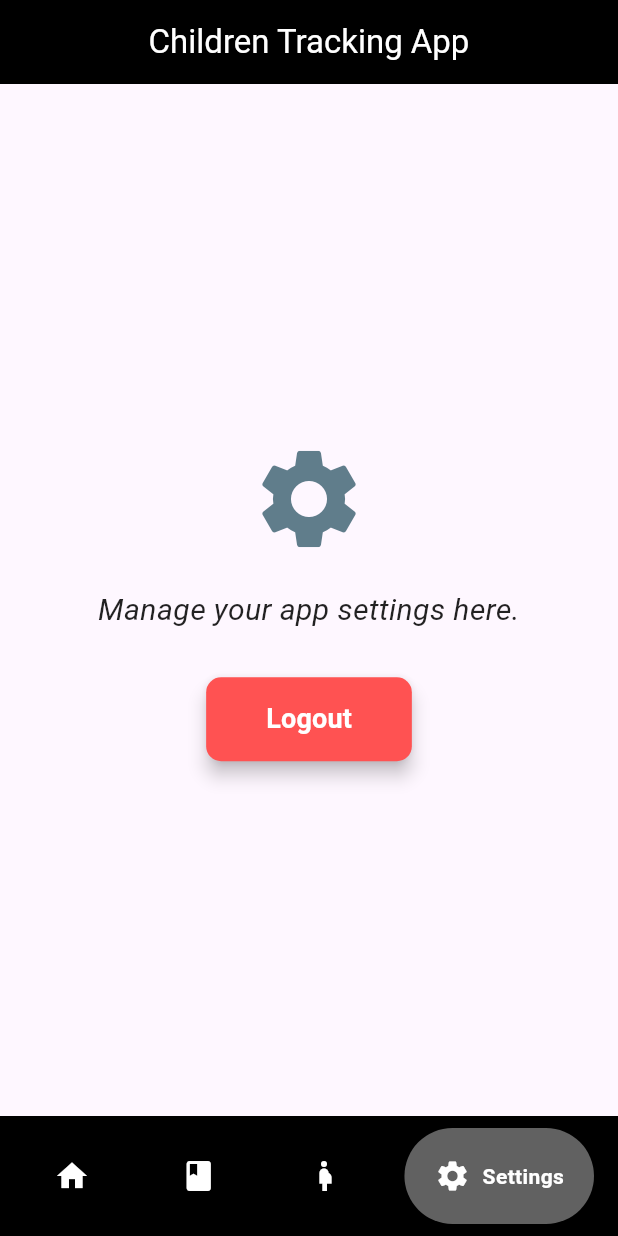
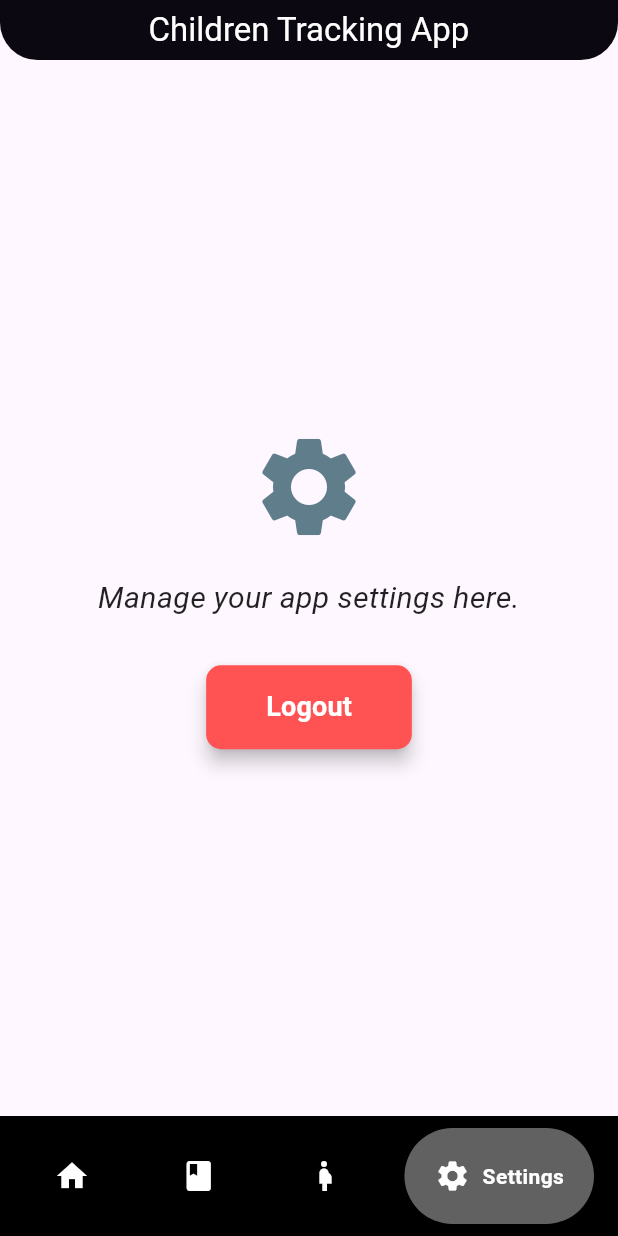
Before and after one commit to datTOK/PRM392_Flutter_ChildrenTrackingApp, a Flutter app: the RootPage screen opened directly, item 4 of the bottom bar chosen, on a phone screen of 412 x 824 dp. Run offline on Flutter 3.47's test engine with Material 3 defaults, Android fonts, the light colour scheme and no system bars; drawn by our look-alikes of google_nav_bar.

Commit message:
blog page and change main appbar

```diff
--- a/lib/main.dart
+++ b/lib/main.dart
@@ -42,11 +42,19 @@ class _RootPageState extends State<RootPage> {
   Widget build(BuildContext context) {
     return Scaffold(
       appBar: AppBar(
-        title: const Text('Children Tracking App', style: TextStyle(color: Colors.white)),
+        title: const Text("Children Tracking App"),
         centerTitle: true,
+        shape: const RoundedRectangleBorder(
+          borderRadius: BorderRadius.only(
+              bottomRight: Radius.circular(25),
+              bottomLeft: Radius.circular(25)),
+        ),
+        toolbarHeight: 40,
+        elevation: 5.00,
         backgroundColor: Colors.black,
+        foregroundColor: Colors.white,
       ),
-      body: _pages[_selectedIndex], // Display the selected page
+      body: _pages[_selectedIndex],
       bottomNavigationBar: Container(
         color: Colors.black,
         child: Padding(
```
Also changed, not shown: lib/pages/blog.dart (+97 -6 lines).
